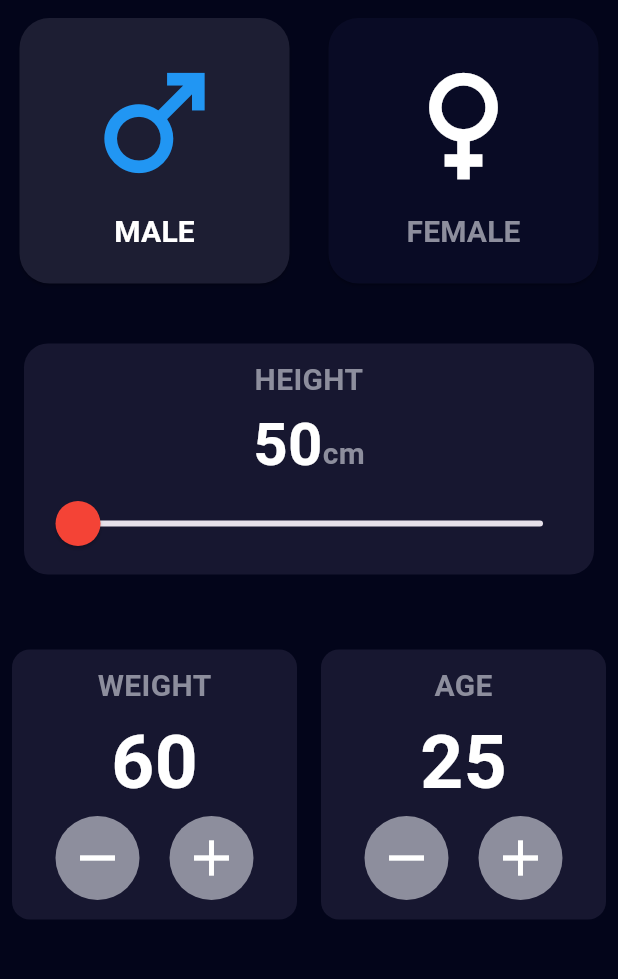
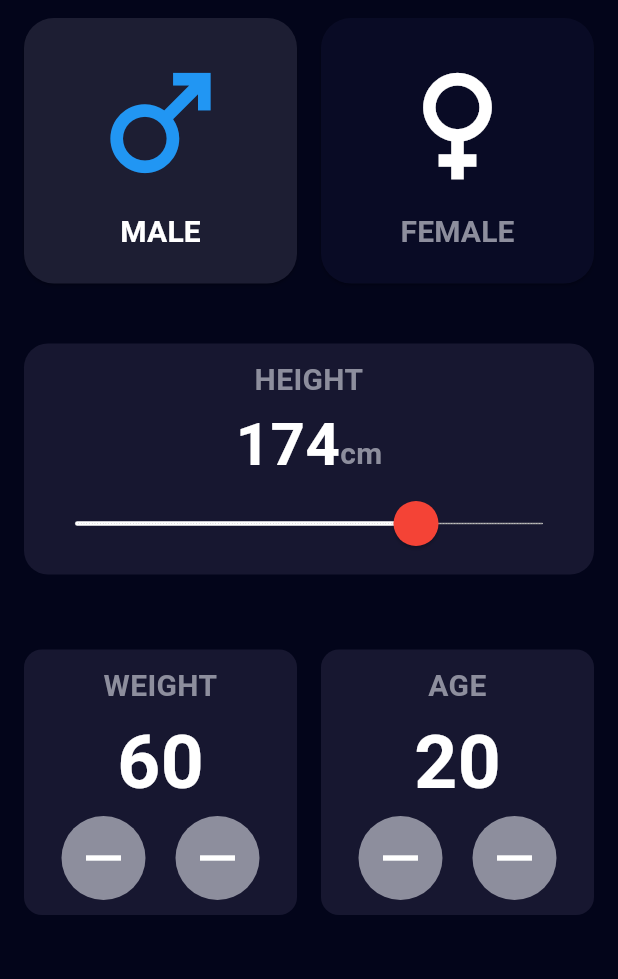
Before and after one commit to HumamHo44/home_work2, a Flutter app: the screen it shows after launch, after a tap on "MALE", on a phone screen of 412 x 824 dp, the part 66-1045 px from its top. Run offline on Flutter 3.47's test engine with Material 3 defaults, Android fonts, the phone set to English and light mode, and no system bars.

Commit message:
done edit 2

```diff
--- a/bmi_calculators/lib/view/home_view.dart
+++ b/bmi_calculators/lib/view/home_view.dart
@@ -12,52 +12,38 @@ class HomeView extends StatefulWidget {
   State<HomeView> createState() => _HomeViewState();
 }
 
+double height = 0;
+
+int weight = 0;
+
+int age = 0;
+
+String gender = '';
+
 class _HomeViewState extends State<HomeView> {
-  String selectedGender = '';
-  double height = 50;
-  int weight = 60;
-  int age = 25;
-
-  void onGenderSelected(String gender) {
-    setState(() {
-      selectedGender = gender;
-    });
-  }
-
-  void onHeightChanged(double value) {
-    setState(() {
-      height = value;
-    });
-  }
-
-  void onWeightIncrement() => setState(() => weight++);
-  void onWeightDecrement() {
-    if (weight > 1) setState(() => weight--);
-  }
-
-  void onAgeIncrement() => setState(() => age++);
-  void onAgeDecrement() {
-    if (age > 1) setState(() => age--);
-  }
-
   @override
   Widget build(BuildContext context) {
     return Column(
       children: [
         GenderSession(
-          selectedGender: selectedGender,
-          onGenderSelected: onGenderSelected,
+          onGenderChanged: (value) {
+            gender = value;
+          },
         ),
         SizedBox(height: 40),
-        CustomHeightView(height: height, onChanged: onHeightChanged),
+        CustomHeightView(
+          onHeightChanged: (value) {
+            height = value;
+          },
+        ),
         SizedBox(height: 50),
         AgeAndWidthSession(
-          weight: weight,
-          age: age,
-          onWeightIncrement: onWeightIncrement,
-          onWeightDecrement: onWeightDecrement,
-          onAgeIncrement: onAgeIncrement,
-          onAgeDecrement: onAgeDecrement,
+          onAgeChanged: (value) {
+            age = value;
+          },
+          onWeightChanged: (value) {
+            weight = value;
+          },
         ),
         SizedBox(height: 190),
         ButtonCalculate(
--- a/bmi_calculators/lib/widgets/age_and_width_session.dart
+++ b/bmi_calculators/lib/widgets/age_and_width_session.dart
@@ -1,45 +1,72 @@
 import 'package:bmi_calculators/widgets/custom_age_and_width_view.dart';
 import 'package:flutter/material.dart';
 
-class AgeAndWidthSession extends StatelessWidget {
+class AgeAndWidthSession extends StatefulWidget {
   const AgeAndWidthSession({
     super.key,
-    required this.weight,
-    required this.age,
-    required this.onWeightIncrement,
-    required this.onWeightDecrement,
-    required this.onAgeIncrement,
-    required this.onAgeDecrement,
+    required this.onAgeChanged,
+    required this.onWeightChanged,
   });
+  final ValueChanged<int> onAgeChanged;
+  final ValueChanged<int> onWeightChanged;
 
-  final int weight;
-  final int age;
-  final VoidCallback onWeightIncrement;
-  final VoidCallback onWeightDecrement;
-  final VoidCallback onAgeIncrement;
-  final VoidCallback onAgeDecrement;
+  @override
+  State<AgeAndWidthSession> createState() => _AgeAndWidthSessionState();
+}
+
+class _AgeAndWidthSessionState extends State<AgeAndWidthSession> {
+  int weight = 60;
+  int age = 20;
+
+  void incrementWeight() {
+    setState(() => weight++);
+    widget.onWeightChanged(weight);
+  }
+
+  void decrementWeight() {
+    if (weight > 1) {
+      setState(() => weight--);
+      widget.onWeightChanged(weight);
+    }
+  }
+
+  void incrementAge() {
+    setState(() => age++);
+    widget.onAgeChanged(age);
+  }
+
+  void decrementAge() {
+    if (age > 1) {
+      setState(() => age--);
+      widget.onAgeChanged(age);
+    }
+  }
 
   @override
   Widget build(BuildContext context) {
-    return Row(
+    return Padding(
+      padding: const EdgeInsets.symmetric(horizontal: 16),
+      child: Row(
         children: [
           Expanded(
             child: CustomAgeAndWidthView(
               title: 'WEIGHT',
               value: weight.toString(),
-            onIncrement: onWeightIncrement,
-            onDecrement: onWeightDecrement,
+              onIncrement: incrementWeight,
+              onDecrement: decrementWeight,
             ),
           ),
+          const SizedBox(width: 16),
           Expanded(
             child: CustomAgeAndWidthView(
               title: 'AGE',
               value: age.toString(),
-            onIncrement: onAgeIncrement,
-            onDecrement: onAgeDecrement,
+              onIncrement: incrementAge,
+              onDecrement: decrementAge,
             ),
           ),
         ],
+      ),
     );
   }
 }
--- a/bmi_calculators/lib/widgets/custom_age_and_width_view.dart
+++ b/bmi_calculators/lib/widgets/custom_age_and_width_view.dart
@@ -1,3 +1,5 @@
+import 'package:bmi_calculators/widgets/custom_decrement_button.dart';
+import 'package:bmi_calculators/widgets/custom_title.dart';
 import 'package:flutter/material.dart';
 
 class CustomAgeAndWidthView extends StatelessWidget {
@@ -18,8 +20,6 @@ class CustomAgeAndWidthView extends StatelessWidget {
     return Column(
       children: [
         Container(
-          width: 190,
-          height: 180,
           padding: EdgeInsets.all(10),
           decoration: BoxDecoration(
             color: Color(0xFF171730),
@@ -27,14 +27,7 @@ class CustomAgeAndWidthView extends StatelessWidget {
           ),
           child: Column(
             children: [
-              Text(
-                title,
-                style: TextStyle(
-                  fontSize: 20,
-                  fontWeight: FontWeight.bold,
-                  color: const Color(0xFF8D8E9D),
-                ),
-              ),
+              CustomTitle(titel: title),
               Text(
                 value,
                 style: TextStyle(
@@ -45,30 +38,10 @@ class CustomAgeAndWidthView extends StatelessWidget {
               ),
               Row(
                 mainAxisAlignment: MainAxisAlignment.center,
-
                 children: [
-                  Container(
-                    decoration: BoxDecoration(
-                      color: const Color(0xFF8D8E9D),
-                      borderRadius: BorderRadius.circular(30),
-                    ),
-                    child: IconButton(
-                      onPressed: onDecrement,
-                      icon: Icon(Icons.remove, size: 40, color: Colors.white),
-                    ),
-                  ),
+                  CustomDecrementButton(onDecrement: onDecrement),
                   SizedBox(width: 20),
-
-                  Container(
-                    decoration: BoxDecoration(
-                      color: const Color(0xFF8D8E9D),
-                      borderRadius: BorderRadius.circular(30),
-                    ),
-                    child: IconButton(
-                      onPressed: onIncrement,
-                      icon: Icon(Icons.add, size: 40, color: Colors.white),
-                    ),
-                  ),
+                  CustomDecrementButton(onDecrement: onIncrement),
                 ],
               ),
             ],
--- /dev/null
+++ b/bmi_calculators/lib/widgets/custom_decrement_button.dart
@@ -0,0 +1,21 @@
+import 'package:flutter/material.dart';
+
+class CustomDecrementButton extends StatelessWidget {
+  const CustomDecrementButton({super.key, required this.onDecrement});
+
+  final VoidCallback onDecrement;
+
+  @override
+  Widget build(BuildContext context) {
+    return Container(
+      decoration: BoxDecoration(
+        color: const Color(0xFF8D8E9D),
+        borderRadius: BorderRadius.circular(30),
+      ),
+      child: IconButton(
+        onPressed: onDecrement,
+        icon: Icon(Icons.remove, size: 40, color: Colors.white),
+      ),
+    );
+  }
+}
--- a/bmi_calculators/lib/widgets/custom_gender_widgets.dart
+++ b/bmi_calculators/lib/widgets/custom_gender_widgets.dart
@@ -1,4 +1,3 @@
-// lib/widgets/custom_gender_widgets.dart
 import 'package:flutter/material.dart';
 
 class CustomGenderWidgets extends StatelessWidget {
@@ -27,7 +26,6 @@ class CustomGenderWidgets extends StatelessWidget {
             : const Color(0xFF090B25),
         shape: RoundedRectangleBorder(borderRadius: BorderRadius.circular(20)),
         padding: const EdgeInsets.all(20),
-        minimumSize: const Size(180, 150),
       ),
       child: Column(
         mainAxisAlignment: MainAxisAlignment.center,
--- a/bmi_calculators/lib/widgets/custom_height_view.dart
+++ b/bmi_calculators/lib/widgets/custom_height_view.dart
@@ -1,15 +1,16 @@
+import 'package:bmi_calculators/widgets/custom_title.dart';
 import 'package:flutter/material.dart';
 
-class CustomHeightView extends StatelessWidget {
-  const CustomHeightView({
-    super.key,
-    required this.height,
-    required this.onChanged,
-  });
+class CustomHeightView extends StatefulWidget {
+  const CustomHeightView({super.key, required this.onHeightChanged});
+  final ValueChanged<double> onHeightChanged;
 
-  final double height;
-  final ValueChanged<double> onChanged;
+  @override
+  State<CustomHeightView> createState() => _CustomHeightViewState();
+}
 
+class _CustomHeightViewState extends State<CustomHeightView> {
+  double height = 174;
   @override
   Widget build(BuildContext context) {
     return Padding(
@@ -22,15 +23,7 @@ class CustomHeightView extends StatelessWidget {
         ),
         child: Column(
           children: [
-            Text(
-              'HEIGHT',
-              textAlign: TextAlign.center,
-              style: TextStyle(
-                fontSize: 20,
-                fontWeight: FontWeight.bold,
-                color: Color(0xFF8D8E9D),
-              ),
-            ),
+            CustomTitle(titel: 'HEIGHT'),
             Row(
               mainAxisAlignment: MainAxisAlignment.center,
               children: [
@@ -58,6 +51,7 @@ class CustomHeightView extends StatelessWidget {
             ),
             SliderTheme(
               data: SliderThemeData(
+                trackHeight: 1,
                 thumbShape: RoundSliderThumbShape(enabledThumbRadius: 15),
               ),
               child: Slider(
@@ -65,9 +59,14 @@ class CustomHeightView extends StatelessWidget {
                 max: 220,
                 divisions: 170,
                 activeColor: Colors.white,
+                inactiveColor: Colors.grey,
                 thumbColor: Colors.red,
                 value: height,
-                onChanged: onChanged,
+                onChanged: (value) {
+                  height = value;
+                  setState(() {});
+                  widget.onHeightChanged(height);
+                },
               ),
             ),
           ],
--- /dev/null
+++ b/bmi_calculators/lib/widgets/custom_title.dart
@@ -0,0 +1,19 @@
+import 'package:flutter/material.dart';
+
+class CustomTitle extends StatelessWidget {
+  const CustomTitle({super.key, required this.titel});
+  final String titel;
+
+  @override
+  Widget build(BuildContext context) {
+    return Text(
+      titel,
+      textAlign: TextAlign.center,
+      style: TextStyle(
+        fontSize: 20,
+        fontWeight: FontWeight.bold,
+        color: Color(0xFF8D8E9D),
+      ),
+    );
+  }
+}
--- a/bmi_calculators/lib/widgets/gender_session.dart
+++ b/bmi_calculators/lib/widgets/gender_session.dart
@@ -1,36 +1,53 @@
 import 'package:bmi_calculators/widgets/custom_gender_widgets.dart';
 import 'package:flutter/material.dart';
 
-class GenderSession extends StatelessWidget {
-  const GenderSession({
-    super.key,
-    required this.selectedGender,
-    required this.onGenderSelected,
-  });
+class GenderSession extends StatefulWidget {
+  const GenderSession({super.key, required this.onGenderChanged});
+  final Function(String) onGenderChanged;
 
-  final String selectedGender;
-  final Function(String gender) onGenderSelected;
+  @override
+  State<GenderSession> createState() => _GenderSessionState();
+}
+
+class _GenderSessionState extends State<GenderSession> {
+  String selectedGender = '';
 
   @override
   Widget build(BuildContext context) {
-    return Row(
+    return Padding(
+      padding: const EdgeInsets.symmetric(horizontal: 16),
+      child: Row(
         mainAxisAlignment: MainAxisAlignment.spaceAround,
         children: [
-        CustomGenderWidgets(
+          Expanded(
+            child: CustomGenderWidgets(
               title: 'MALE',
               icon: Icons.male,
               color: selectedGender == 'male' ? Colors.blue : Colors.white,
               isSelected: selectedGender == 'male',
-          onTap: () => onGenderSelected('male'),
+              onTap: () {
+                selectedGender = 'male';
+                setState(() {});
+                widget.onGenderChanged(selectedGender);
+              },
             ),
-        CustomGenderWidgets(
+          ),
+          const SizedBox(width: 16),
+          Expanded(
+            child: CustomGenderWidgets(
               title: 'FEMALE',
               icon: Icons.female,
               color: selectedGender == 'female' ? Colors.pink : Colors.white,
               isSelected: selectedGender == 'female',
-          onTap: () => onGenderSelected('female'),
+              onTap: () {
+                selectedGender = 'female';
+                setState(() {});
+                widget.onGenderChanged(selectedGender);
+              },
+            ),
           ),
         ],
+      ),
     );
   }
 }
```
Lines whose indentation alone changed are shown as unchanged.
